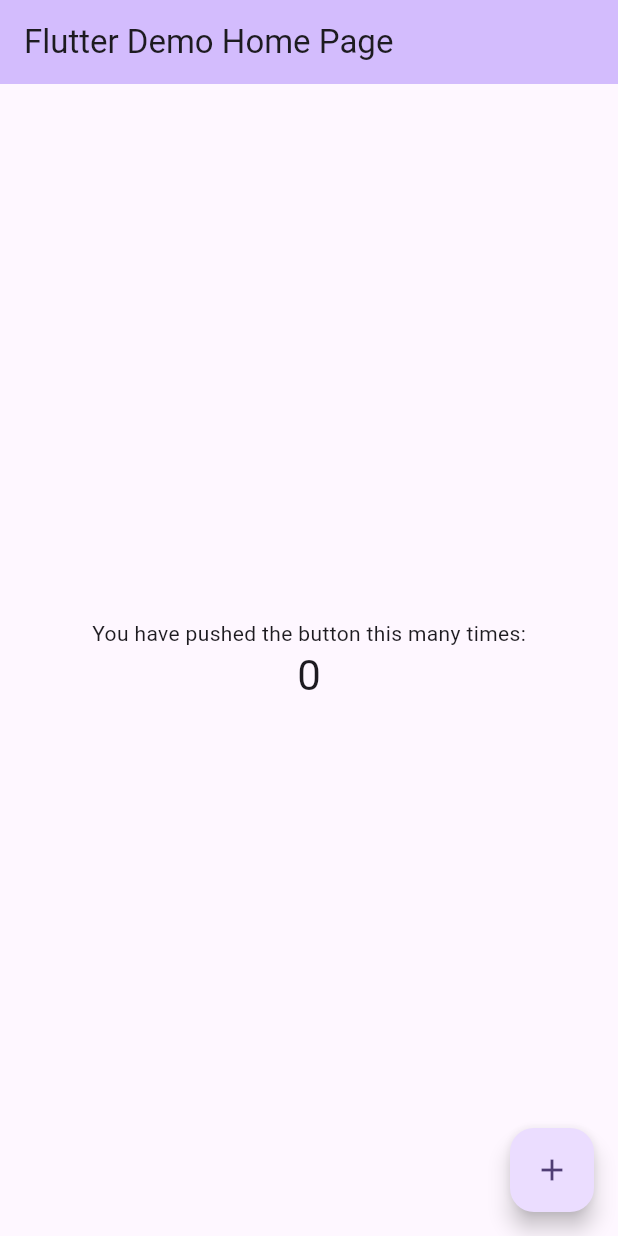
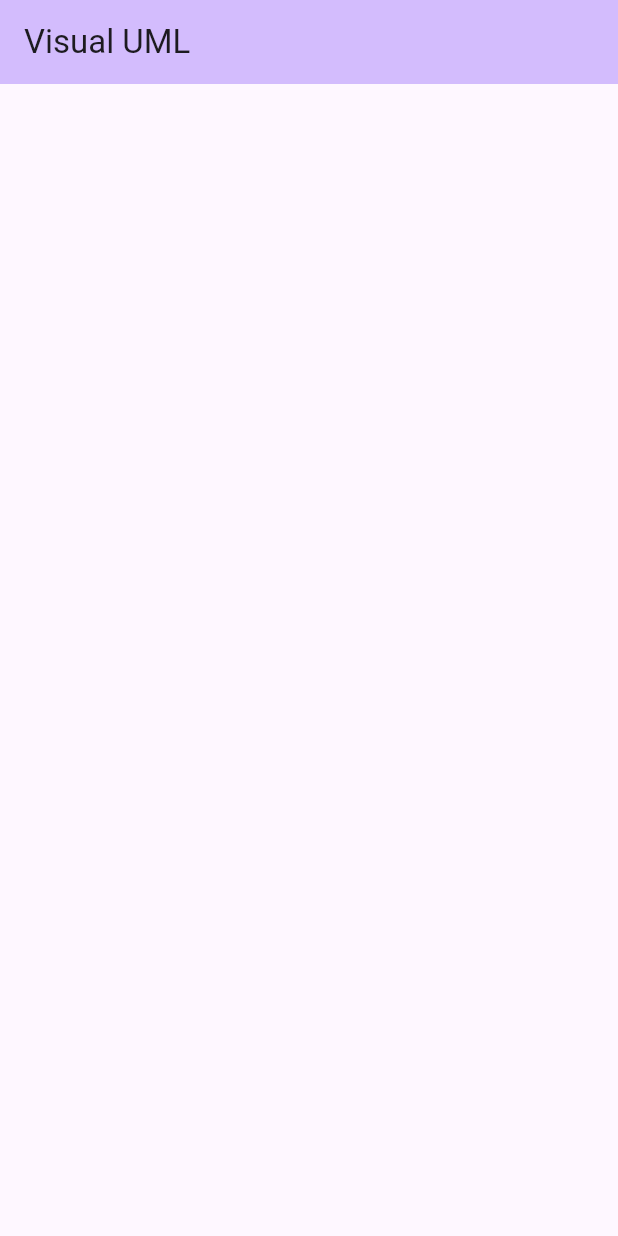
Before and after one commit to sandersona2/visual-uml, a Flutter app: the screen it shows after launch, on a phone screen of 412 x 824 dp. Run offline on Flutter 3.47's test engine with Material 3 defaults, Android fonts, the phone set to English and light mode, and no system bars.

Commit message:
Update main.dart

```diff
--- a/visual_uml/lib/main.dart
+++ b/visual_uml/lib/main.dart
@@ -7,46 +7,21 @@ void main() {
 class MyApp extends StatelessWidget {
   const MyApp({super.key});
 
-  // This widget is the root of your application.
   @override
   Widget build(BuildContext context) {
     return MaterialApp(
-      title: 'Flutter Demo',
+      title: 'Visual UML',
       theme: ThemeData(
-        // This is the theme of your application.
-        //
-        // TRY THIS: Try running your application with "flutter run". You'll see
-        // the application has a purple toolbar. Then, without quitting the app,
-        // try changing the seedColor in the colorScheme below to Colors.green
-        // and then invoke "hot reload" (save your changes or press the "hot
-        // reload" button in a Flutter-supported IDE, or press "r" if you used
-        // the command line to start the app).
-        //
-        // Notice that the counter didn't reset back to zero; the application
-        // state is not lost during the reload. To reset the state, use hot
-        // restart instead.
-        //
-        // This works for code too, not just values: Most code changes can be
-        // tested with just a hot reload.
         colorScheme: ColorScheme.fromSeed(seedColor: Colors.deepPurple),
         useMaterial3: true,
       ),
-      home: const MyHomePage(title: 'Flutter Demo Home Page'),
+      home: const MyHomePage(title: 'Visual UML'),
     );
   }
 }
 
 class MyHomePage extends StatefulWidget {
   const MyHomePage({super.key, required this.title});
-
-  // This widget is the home page of your application. It is stateful, meaning
-  // that it has a State object (defined below) that contains fields that affect
-  // how it looks.
-
-  // This class is the configuration for the state. It holds the values (in this
-  // case the title) provided by the parent (in this case the App widget) and
-  // used by the build method of the State. Fields in a Widget subclass are
-  // always marked "final".
 
   final String title;
 
@@ -55,71 +30,14 @@ class MyHomePage extends StatefulWidget {
 }
 
 class _MyHomePageState extends State<MyHomePage> {
-  int _counter = 0;
-
-  void _incrementCounter() {
-    setState(() {
-      // This call to setState tells the Flutter framework that something has
-      // changed in this State, which causes it to rerun the build method below
-      // so that the display can reflect the updated values. If we changed
-      // _counter without calling setState(), then the build method would not be
-      // called again, and so nothing would appear to happen.
-      _counter++;
-    });
-  }
 
   @override
   Widget build(BuildContext context) {
-    // This method is rerun every time setState is called, for instance as done
-    // by the _incrementCounter method above.
-    //
-    // The Flutter framework has been optimized to make rerunning build methods
-    // fast, so that you can just rebuild anything that needs updating rather
-    // than having to individually change instances of widgets.
     return Scaffold(
       appBar: AppBar(
-        // TRY THIS: Try changing the color here to a specific color (to
-        // Colors.amber, perhaps?) and trigger a hot reload to see the AppBar
-        // change color while the other colors stay the same.
         backgroundColor: Theme.of(context).colorScheme.inversePrimary,
-        // Here we take the value from the MyHomePage object that was created by
-        // the App.build method, and use it to set our appbar title.
         title: Text(widget.title),
       ),
-      body: Center(
-        // Center is a layout widget. It takes a single child and positions it
-        // in the middle of the parent.
-        child: Column(
-          // Column is also a layout widget. It takes a list of children and
-          // arranges them vertically. By default, it sizes itself to fit its
-          // children horizontally, and tries to be as tall as its parent.
-          //
-          // Column has various properties to control how it sizes itself and
-          // how it positions its children. Here we use mainAxisAlignment to
-          // center the children vertically; the main axis here is the vertical
-          // axis because Columns are vertical (the cross axis would be
-          // horizontal).
-          //
-          // TRY THIS: Invoke "debug painting" (choose the "Toggle Debug Paint"
-          // action in the IDE, or press "p" in the console), to see the
-          // wireframe for each widget.
-          mainAxisAlignment: MainAxisAlignment.center,
-          children: <Widget>[
-            const Text(
-              'You have pushed the button this many times:',
-            ),
-            Text(
-              '$_counter',
-              style: Theme.of(context).textTheme.headlineMedium,
-            ),
-          ],
-        ),
-      ),
-      floatingActionButton: FloatingActionButton(
-        onPressed: _incrementCounter,
-        tooltip: 'Increment',
-        child: const Icon(Icons.add),
-      ), // This trailing comma makes auto-formatting nicer for build methods.
     );
   }
 }
```
